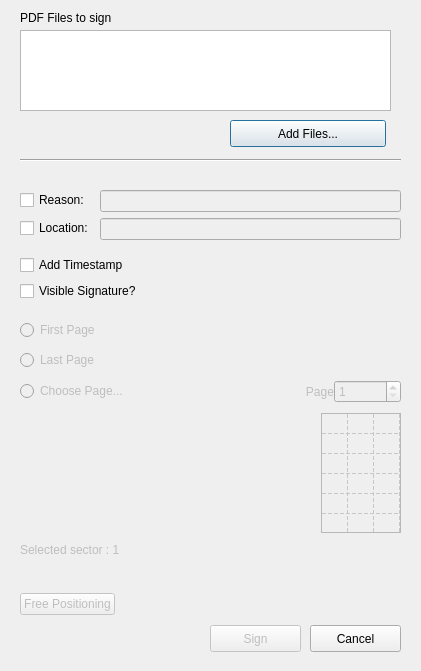
The window that pteid-mw-pt/_src/eidmw/eidgui/PDFSignWindow.ui (amagovpt/autenticacao.gov) describes before a commit, drawn with Qt 5.
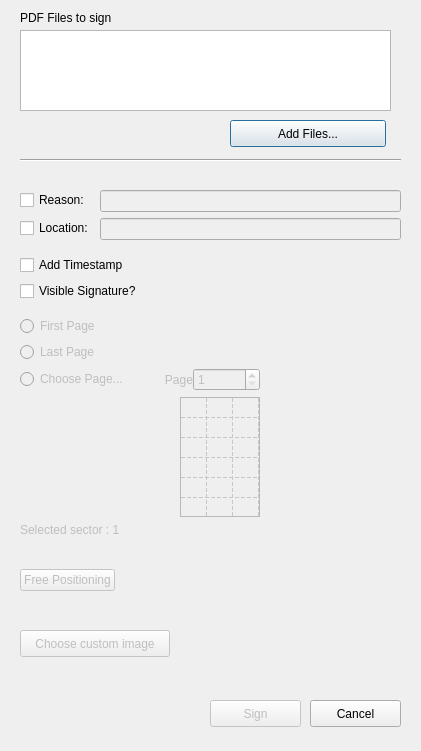
The same window after the commit. Custom widgets are drawn as their Qt base class.

Commit message: Add UI elements to choose and display a preview of the custom signature image. This is a very early version of the new feature...

The edit to the form file:
```diff
--- a/pteid-mw-pt/_src/eidmw/eidgui/PDFSignWindow.ui
+++ b/pteid-mw-pt/_src/eidmw/eidgui/PDFSignWindow.ui
@@ -7,7 +7,7 @@
     <x>0</x>
     <y>0</y>
     <width>421</width>
-    <height>671</height>
+    <height>751</height>
    </rect>
   </property>
   <property name="sizePolicy">
@@ -25,7 +25,7 @@
      <x>10</x>
      <y>0</y>
      <width>410</width>
-     <height>671</height>
+     <height>731</height>
     </rect>
    </property>
    <property name="sizePolicy">
@@ -81,8 +81,8 @@
      <rect>
       <x>10</x>
       <y>310</y>
-      <width>381</width>
-      <height>321</height>
+      <width>240</width>
+      <height>290</height>
      </rect>
     </property>
     <layout class="QVBoxLayout" name="vertical_bottom">
@@ -332,7 +332,7 @@
     <property name="geometry">
      <rect>
       <x>300</x>
-      <y>625</y>
+      <y>700</y>
       <width>91</width>
       <height>27</height>
      </rect>
@@ -361,7 +361,7 @@
     <property name="geometry">
      <rect>
       <x>200</x>
-      <y>625</y>
+      <y>700</y>
       <width>91</width>
       <height>27</height>
      </rect>
@@ -441,6 +441,41 @@
      </item>
     </layout>
    </widget>
+   <widget class="QPushButton" name="pushButton_imgChooser">
+    <property name="enabled">
+     <bool>false</bool>
+    </property>
+    <property name="geometry">
+     <rect>
+      <x>10</x>
+      <y>630</y>
+      <width>150</width>
+      <height>27</height>
+     </rect>
+    </property>
+    <property name="sizePolicy">
+     <sizepolicy hsizetype="Fixed" vsizetype="Fixed">
+      <horstretch>0</horstretch>
+      <verstretch>0</verstretch>
+     </sizepolicy>
+    </property>
+    <property name="text">
+     <string>Choose custom image</string>
+    </property>
+   </widget>
+   <widget class="QLabel" name="label_selectedimg">
+    <property name="geometry">
+     <rect>
+      <x>200</x>
+      <y>550</y>
+      <width>185</width>
+      <height>93</height>
+     </rect>
+    </property>
+    <property name="text">
+     <string/>
+    </property>
+   </widget>
   </widget>
  </widget>
  <customwidgets>
```
The commit also changes 3 other files.
